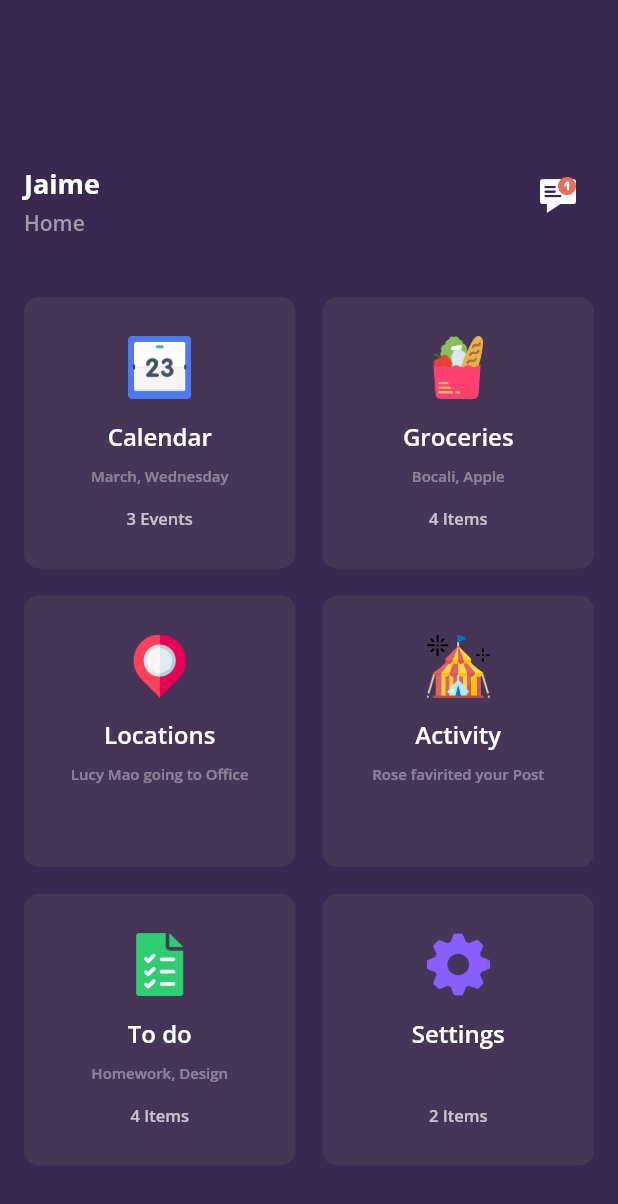
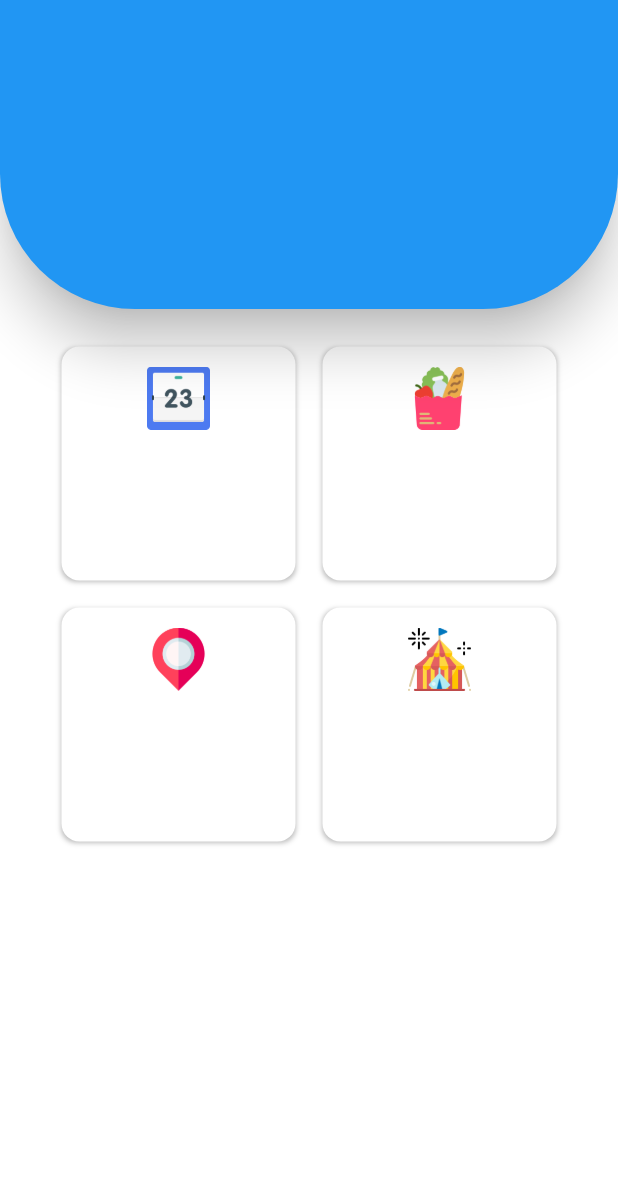
Before and after one commit to Jaimrg/Ed_App, a Flutter app: the screen it shows after launch, on a phone screen of 412 x 824 dp. Shown: the top 1204 px of the screen. Run offline on Flutter 3.47's test engine with Material 2 defaults, Android fonts, the phone set to English and light mode, and no system bars; our stand-ins replace google_fonts, hive, hive_flutter, shared_preferences; missing offline and left inert: horizontal_data_table; accounts and stored records are empty.

Commit message:
changed homepage structure

```diff
--- a/lib/HomeScreen.dart
+++ b/lib/HomeScreen.dart
@@ -1,6 +1,7 @@
 import 'package:flutter/material.dart';
 import 'package:google_fonts/google_fonts.dart';
 import 'griddashboard.dart';
+import 'grid_page.dart';
 
 class HomeScreen extends StatefulWidget {
   @override
@@ -13,58 +14,24 @@ class HomeScreenState extends State<HomeScreen> {
   @override
   Widget build(BuildContext context) {
     return Scaffold(
-      backgroundColor: Color(0xff392850),
-      body: Column(
-        children: <Widget>[
-          SizedBox(
-            height: 110,
-          ),
-          Padding(
-            padding: EdgeInsets.only(left: 16, right: 16),
-            child: Row(
-              mainAxisAlignment: MainAxisAlignment.spaceBetween,
-              children: <Widget>[
-                Column(
-                  crossAxisAlignment: CrossAxisAlignment.start,
-                  children: <Widget>[
-                    Text(
-                      "Jaime",
-                      style: GoogleFonts.openSans(
-                          textStyle: TextStyle(
-                              color: Colors.white,
-                              fontSize: 18,
-                              fontWeight: FontWeight.bold)),
-                    ),
-                    SizedBox(
-                      height: 4,
-                    ),
-                    Text(
-                      "Home",
-                      style: GoogleFonts.openSans(
-                          textStyle: TextStyle(
-                              color: Color(0xffa29aac),
-                              fontSize: 14,
-                              fontWeight: FontWeight.w600)),
-                    ),
-                  ],
-                ),
-                IconButton(
-                  alignment: Alignment.topCenter,
-                  icon: Image.asset(
-                    "assets/notification.png",
-                    width: 24,
-                  ),
-                  onPressed: () {},
-                )
-              ],
+        backgroundColor: Colors.white,
+        appBar: AppBar(
+            elevation: 15,
+            backgroundColor: Colors.blue,
+            bottom: PreferredSize(
+              preferredSize: Size.fromHeight(150),
+              child: SizedBox(),
             ),
-          ),
-          SizedBox(
-            height: 40,
-          ),
-          GridDashboard()
-        ],
-      ),
-    );
+            shape: RoundedRectangleBorder(
+                borderRadius: BorderRadius.only(
+                    bottomLeft: Radius.circular(90),
+                    bottomRight: Radius.circular(90)))),
+        body: Center(
+            child: Container(
+                margin: EdgeInsets.all(25),
+                child: Column(
+                  mainAxisAlignment: MainAxisAlignment.center,
+                  children: [GridDashboard()],
+                ))));
   }
 }
--- /dev/null
+++ b/lib/grid_page.dart
@@ -0,0 +1,25 @@
+import 'package:flutter/material.dart';
+import 'package:google_fonts/google_fonts.dart';
+import 'griddashboard.dart';
+
+class GridPage extends StatefulWidget {
+  @override
+  State<StatefulWidget> createState() {
+    return GridPageState();
+  }
+}
+
+class GridPageState extends State<GridPage> {
+  @override
+  Widget build(BuildContext context) {
+    return Scaffold(
+      backgroundColor: Colors.white,
+      body: Column(children: <Widget>[
+        SizedBox(
+          height: 110,
+        ),
+        GridDashboard()
+      ]),
+    );
+  }
+}
--- a/lib/griddashboard.dart
+++ b/lib/griddashboard.dart
@@ -41,9 +41,9 @@ class GridDashboard extends StatelessWidget {
 
   @override
   Widget build(BuildContext context) {
-    List<Items> myList = [item1, item2, item3, item4, item5, item6];
-    var color = 0xff453658;
-    return Flexible(
+    List<Items> myList = [item1, item2, item3, item4];
+    var color = 0xFFFFFF; //0xff453658;
+    return Expanded(
       child: GridView.count(
           childAspectRatio: 1.0,
           padding: EdgeInsets.only(left: 16, right: 16),
@@ -53,7 +53,29 @@ class GridDashboard extends StatelessWidget {
           children: myList.map((data) {
             return Container(
                 decoration: BoxDecoration(
-                  color: Color(color), borderRadius: BorderRadius.circular(10)),
+                  color: Color(color),
+                  boxShadow: [
+                    BoxShadow(
+                        color: Colors.black26,
+                        offset: Offset(0, 1),
+                        blurRadius: 2.0)
+                  ],
+                  borderRadius: BorderRadius.only(
+                      topLeft: Radius.circular(10),
+                      topRight: Radius.circular(10),
+                      bottomLeft: Radius.circular(10),
+                      bottomRight: Radius.circular(10)),
+                ),
+                child: Material(
+                    borderRadius: BorderRadius.circular(12.0),
+                    color: Colors.white,
+                    child: InkWell(
+                        borderRadius: BorderRadius.circular(12.0),
+                        onTap: () {},
+                        splashColor: Colors.red,
+                        splashFactory: InkSplash.splashFactory,
+                        child: Container(
+                          padding: EdgeInsets.all(12.0),
                           child: Column(
                             mainAxisAlignment: MainAxisAlignment.center,
                             children: <Widget>[
@@ -96,7 +118,7 @@ class GridDashboard extends StatelessWidget {
                               ),
                             ],
                           ),
-            );
+                        ))));
           }).toList()),
     );
   }
```
Lines whose indentation alone changed are shown as unchanged.
